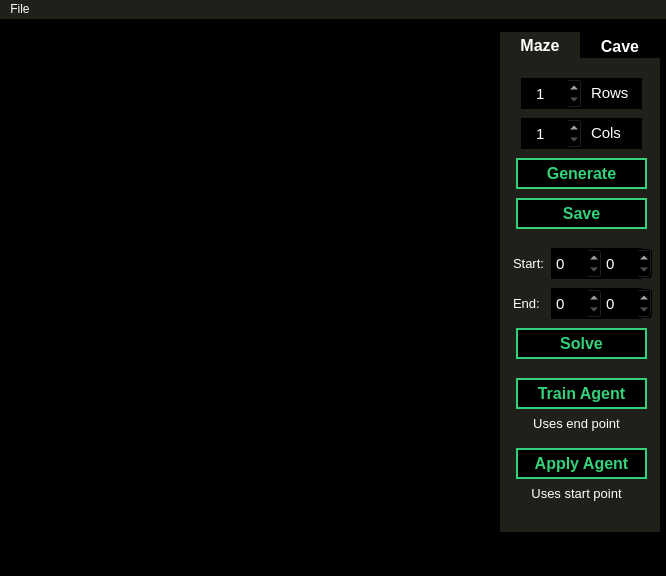
First picture: the form in src/maze/frontend/maze.ui, repository JakeTheSillySnake/MazesAndCaves, before the edit.
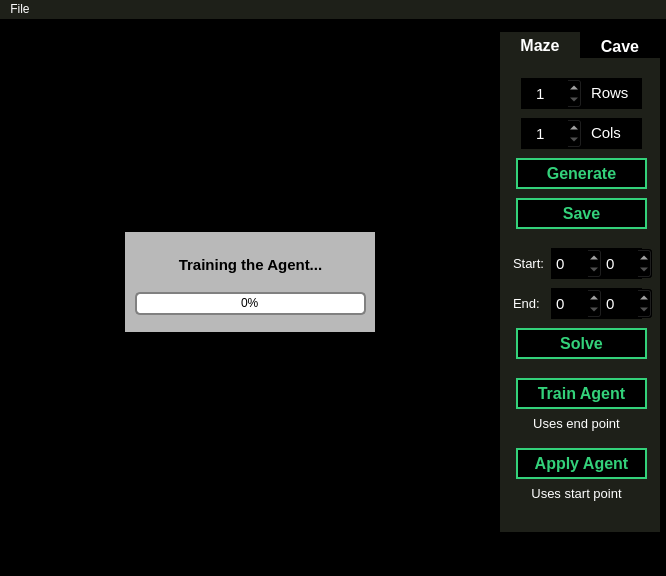
Second picture: the form after the edit.

Commit message: add progress bar for agent

What changed in the file:
```diff
--- a/src/maze/frontend/maze.ui
+++ b/src/maze/frontend/maze.ui
@@ -1211,6 +1211,74 @@
      <zorder>FrameBoxLabel</zorder>
     </widget>
    </widget>
+   <widget class="QWidget" name="ProgessWindow" native="true">
+    <property name="geometry">
+     <rect>
+      <x>125</x>
+      <y>213</y>
+      <width>250</width>
+      <height>100</height>
+     </rect>
+    </property>
+    <property name="styleSheet">
+     <string notr="true">background-color: rgb(185, 185, 185);</string>
+    </property>
+    <widget class="QProgressBar" name="progressBar">
+     <property name="geometry">
+      <rect>
+       <x>10</x>
+       <y>60</y>
+       <width>231</width>
+       <height>23</height>
+      </rect>
+     </property>
+     <property name="styleSheet">
+      <string notr="true">QProgressBar {
+	background: white;
+	border: 2px solid grey;
+	border-radius: 5px;
+	text-align: center;
+	color: black; 
+}
+
+QProgressBar::chunk {
+	background-color: rgb(255, 85, 0);
+	width: 20px;
+	margin: 0.5px;
+}</string>
+     </property>
+     <property name="maximum">
+      <number>1000000</number>
+     </property>
+     <property name="value">
+      <number>0</number>
+     </property>
+     <property name="invertedAppearance">
+      <bool>false</bool>
+     </property>
+    </widget>
+    <widget class="QTextBrowser" name="textBrowser">
+     <property name="geometry">
+      <rect>
+       <x>-10</x>
+       <y>20</y>
+       <width>271</width>
+       <height>31</height>
+      </rect>
+     </property>
+     <property name="styleSheet">
+      <string notr="true">color: black;
+border: none;</string>
+     </property>
+     <property name="html">
+      <string>&lt;!DOCTYPE HTML PUBLIC &quot;-//W3C//DTD HTML 4.0//EN&quot; &quot;http://www.w3.org/TR/REC-html40/strict.dtd&quot;&gt;
+&lt;html&gt;&lt;head&gt;&lt;meta name=&quot;qrichtext&quot; content=&quot;1&quot; /&gt;&lt;style type=&quot;text/css&quot;&gt;
+p, li { white-space: pre-wrap; }
+&lt;/style&gt;&lt;/head&gt;&lt;body style=&quot; font-family:'Sans Serif'; font-size:9pt; font-weight:400; font-style:normal;&quot;&gt;
+&lt;p align=&quot;center&quot; style=&quot; margin-top:0px; margin-bottom:0px; margin-left:0px; margin-right:0px; -qt-block-indent:0; text-indent:0px;&quot;&gt;&lt;span style=&quot; font-size:11pt; font-weight:600;&quot;&gt;Training the Agent...&lt;/span&gt;&lt;/p&gt;&lt;/body&gt;&lt;/html&gt;</string>
+     </property>
+    </widget>
+   </widget>
   </widget>
   <widget class="QMenuBar" name="menubar">
    <property name="geometry">
```
The commit also changes 5 other files.
